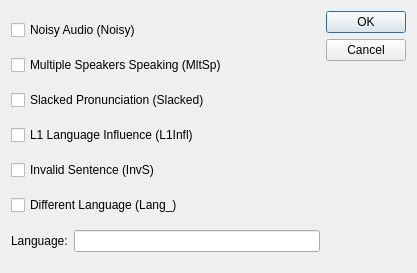
Before: the Qt Designer form editor/utilities/tagselectiondialog.ui in jatindalal/asr-post-editor, drawn with Qt 5.
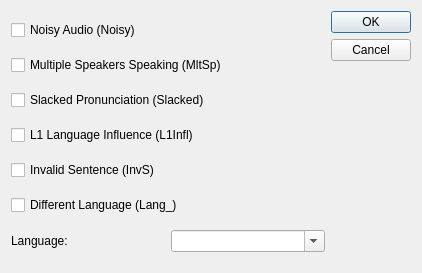
After: the same form once the commit is applied.

Commit message: add drop down list in tag selection dialog

Patch:
```diff
--- a/editor/utilities/tagselectiondialog.ui
+++ b/editor/utilities/tagselectiondialog.ui
@@ -6,7 +6,7 @@
    <rect>
     <x>0</x>
     <y>0</y>
-    <width>417</width>
+    <width>422</width>
     <height>273</height>
    </rect>
   </property>
@@ -83,7 +83,11 @@
         </widget>
        </item>
        <item>
-        <widget class="QLineEdit" name="lineEdit_language"/>
+        <widget class="QComboBox" name="comboBox_lang">
+         <property name="editable">
+          <bool>true</bool>
+         </property>
+        </widget>
        </item>
       </layout>
      </item>
```
The commit also changes 2 other files.
